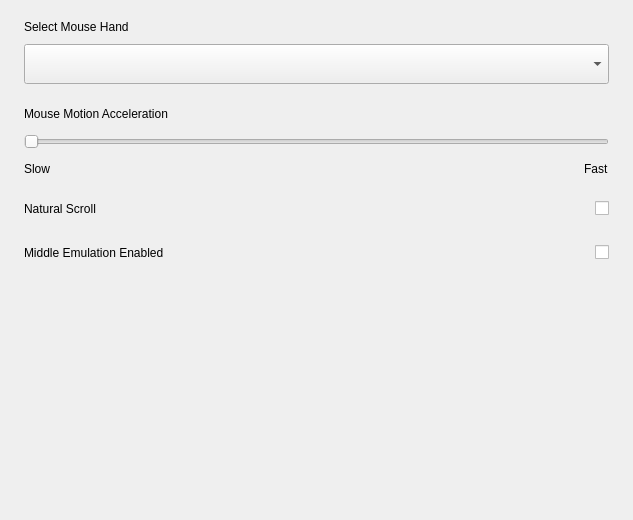
openeuler-mirror/kiran-control-panel, file src/pages/page-mouse/mouse-settings.ui: the form before one commit.
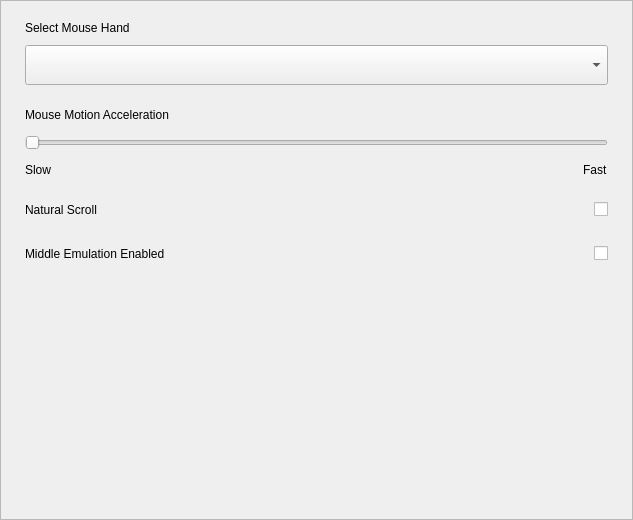
The form after the commit. Custom widgets are drawn as their Qt base class.

Commit message:
fix(*):add scrollArea in pages and add symbolic link of desktop file
- 在页面中添加滑动区域，添加desktop文件的软连接

Diff of the .ui file:
```diff
--- a/src/pages/page-mouse/mouse-settings.ui
+++ b/src/pages/page-mouse/mouse-settings.ui
@@ -15,6 +15,36 @@
   </property>
   <layout class="QVBoxLayout" name="verticalLayout_5">
    <property name="spacing">
+    <number>0</number>
+   </property>
+   <property name="leftMargin">
+    <number>0</number>
+   </property>
+   <property name="topMargin">
+    <number>0</number>
+   </property>
+   <property name="rightMargin">
+    <number>0</number>
+   </property>
+   <property name="bottomMargin">
+    <number>0</number>
+   </property>
+   <item>
+    <widget class="QScrollArea" name="scrollArea">
+     <property name="widgetResizable">
+      <bool>true</bool>
+     </property>
+     <widget class="QWidget" name="scrollAreaWidgetContents">
+      <property name="geometry">
+       <rect>
+        <x>0</x>
+        <y>0</y>
+        <width>631</width>
+        <height>518</height>
+       </rect>
+      </property>
+      <layout class="QVBoxLayout" name="verticalLayout_2">
+       <property name="spacing">
     <number>20</number>
    </property>
    <property name="leftMargin">
@@ -27,7 +57,7 @@
     <number>24</number>
    </property>
    <property name="bottomMargin">
-    <number>0</number>
+        <number>40</number>
    </property>
    <item>
     <widget class="QWidget" name="widget_hand_mode" native="true">
@@ -281,19 +311,16 @@
      <property name="sizeHint" stdset="0">
       <size>
        <width>20</width>
-       <height>254</height>
+           <height>161</height>
       </size>
      </property>
     </spacer>
    </item>
   </layout>
-  <zorder>widget_hand_mode</zorder>
-  <zorder>widget_move_speed</zorder>
-  <zorder>widget_switch</zorder>
-  <zorder>label</zorder>
-  <zorder>horizontalSpacer_4</zorder>
-  <zorder>label_2</zorder>
-  <zorder>slider_speed</zorder>
+     </widget>
+    </widget>
+   </item>
+  </layout>
  </widget>
  <customwidgets>
   <customwidget>
```
Lines whose indentation alone changed are shown as unchanged. The commit also changes 5 other files.
